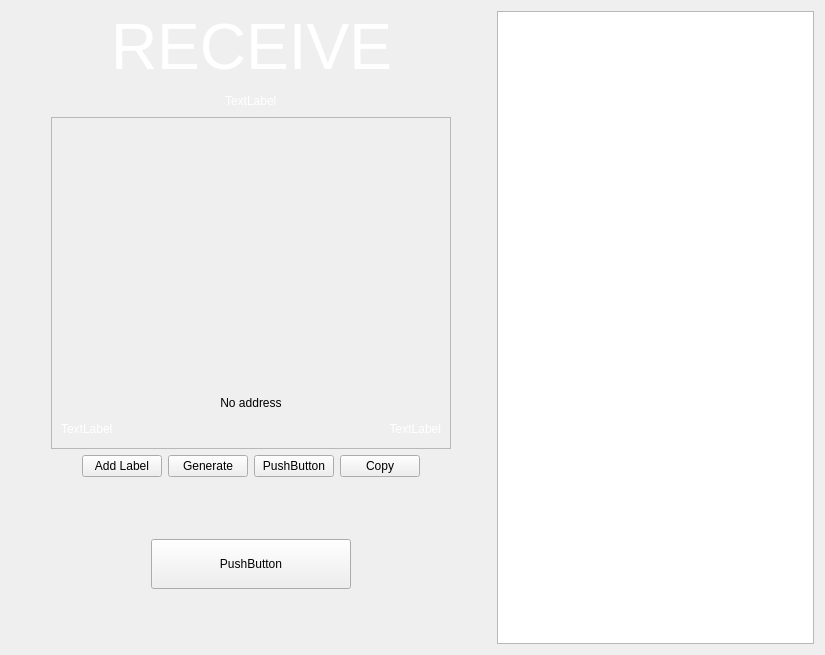
The window that src/qt/forms/receivewidget.ui (eons-finance/ALQO) describes before a commit, drawn with Qt 5.
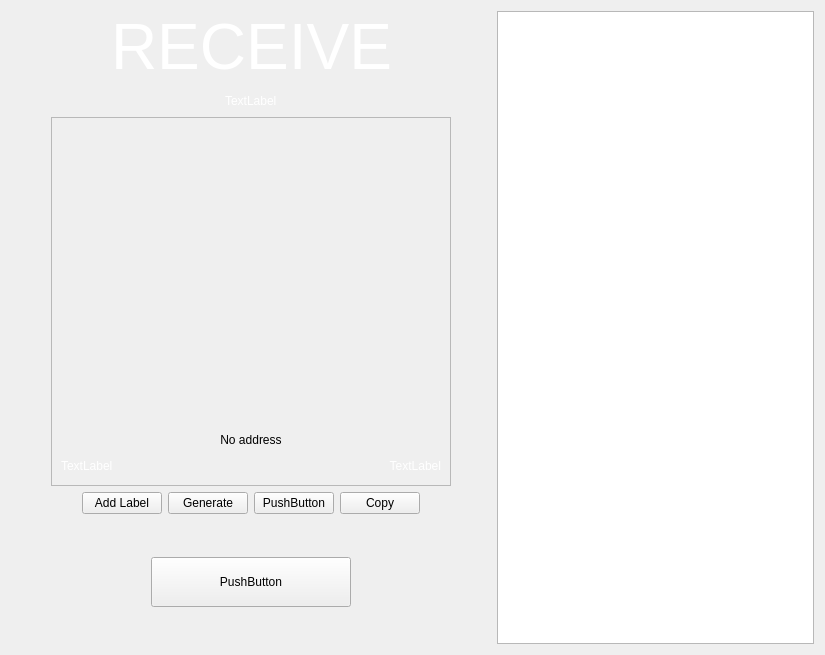
The same window after the commit.

Diff of the .ui file:
```diff
--- a/src/qt/forms/receivewidget.ui
+++ b/src/qt/forms/receivewidget.ui
@@ -160,10 +160,22 @@
                 </item>
                 <item>
                  <widget class="QLabel" name="labelQrImg">
+                  <property name="sizePolicy">
+                   <sizepolicy hsizetype="Fixed" vsizetype="Fixed">
+                    <horstretch>0</horstretch>
+                    <verstretch>0</verstretch>
+                   </sizepolicy>
+                  </property>
                   <property name="minimumSize">
                    <size>
-                    <width>180</width>
-                    <height>180</height>
+                    <width>220</width>
+                    <height>220</height>
+                   </size>
+                  </property>
+                  <property name="maximumSize">
+                   <size>
+                    <width>220</width>
+                    <height>220</height>
                    </size>
                   </property>
                   <property name="text">
```
